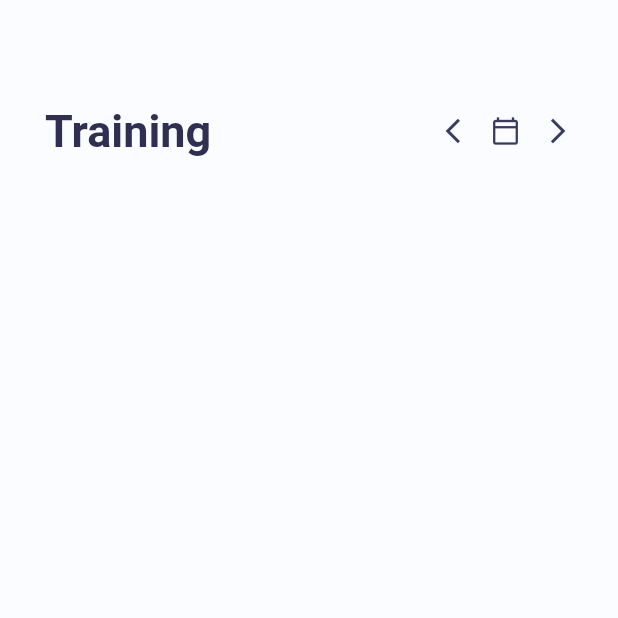
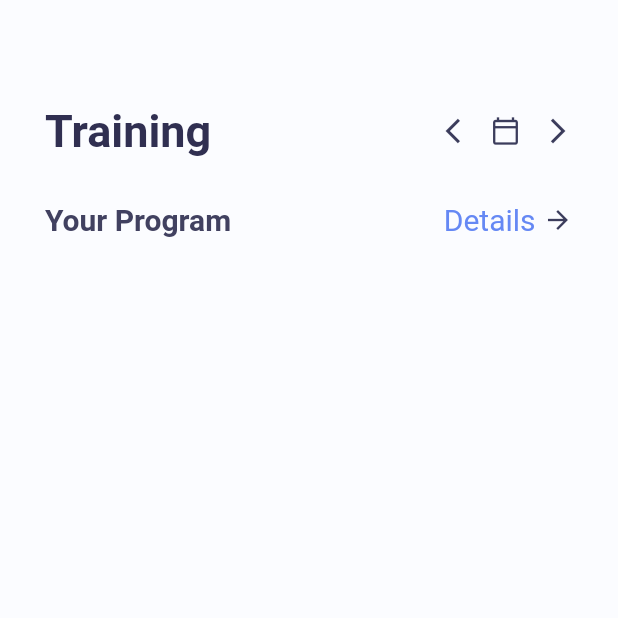
Before and after one commit to sameelll/training-app-flutter, a Flutter app: the screen it shows after launch, on a phone screen of 412 x 824 dp, the top half of it. Run offline on Flutter 3.47's test engine with Material 2 defaults, Android fonts, the light colour scheme and no system bars.

Commit message:
Your program bar created

```diff
--- a/lib/screens/home_screen.dart
+++ b/lib/screens/home_screen.dart
@@ -49,6 +49,34 @@ class _HomeScreenState extends State<HomeScreen> {
             const SizedBox(
               height: 30,
             ),
+            // 'Your program' bar
+            Row(
+              children: [
+                Text(
+                  'Your Program',
+                  style: TextStyle(
+                      fontSize: 20,
+                      color: color.AppColor.homePageSubtitle,
+                      fontWeight: FontWeight.w700),
+                ),
+                Expanded(
+                  child: Container(),
+                ),
+                Text(
+                  'Details',
+                  style: TextStyle(
+                      fontSize: 20, color: color.AppColor.homePageDetail),
+                ),
+                const SizedBox(
+                  width: 5,
+                ),
+                Icon(
+                  Icons.arrow_forward,
+                  size: 20,
+                  color: color.AppColor.homePageIcons,
+                )
+              ],
+            )
           ],
         ),
       ),
```
